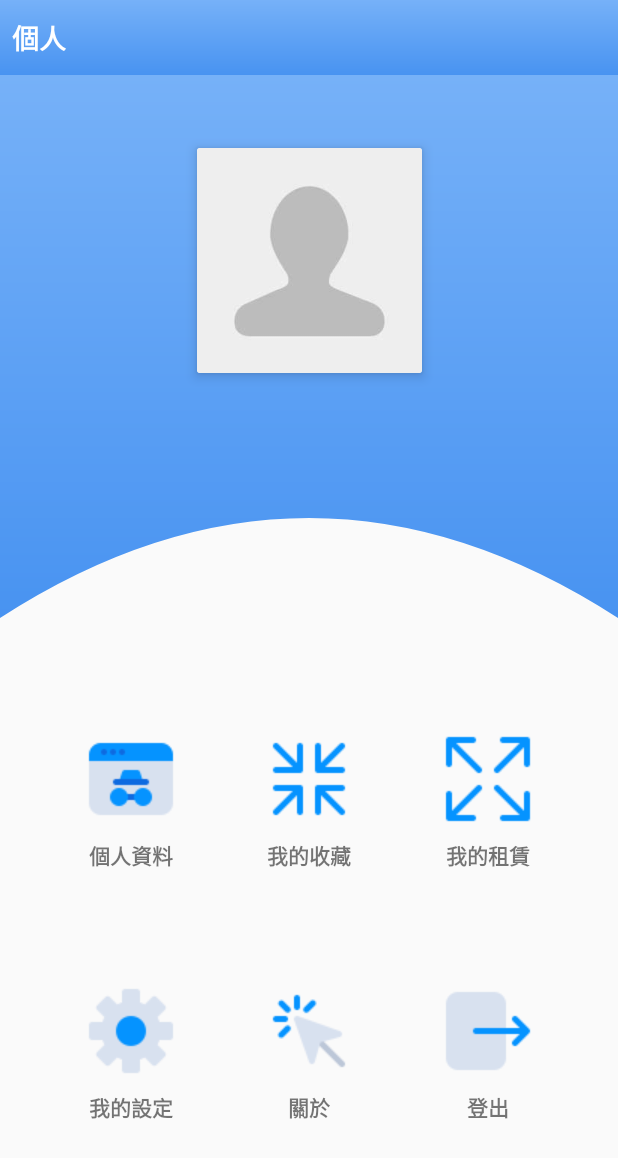
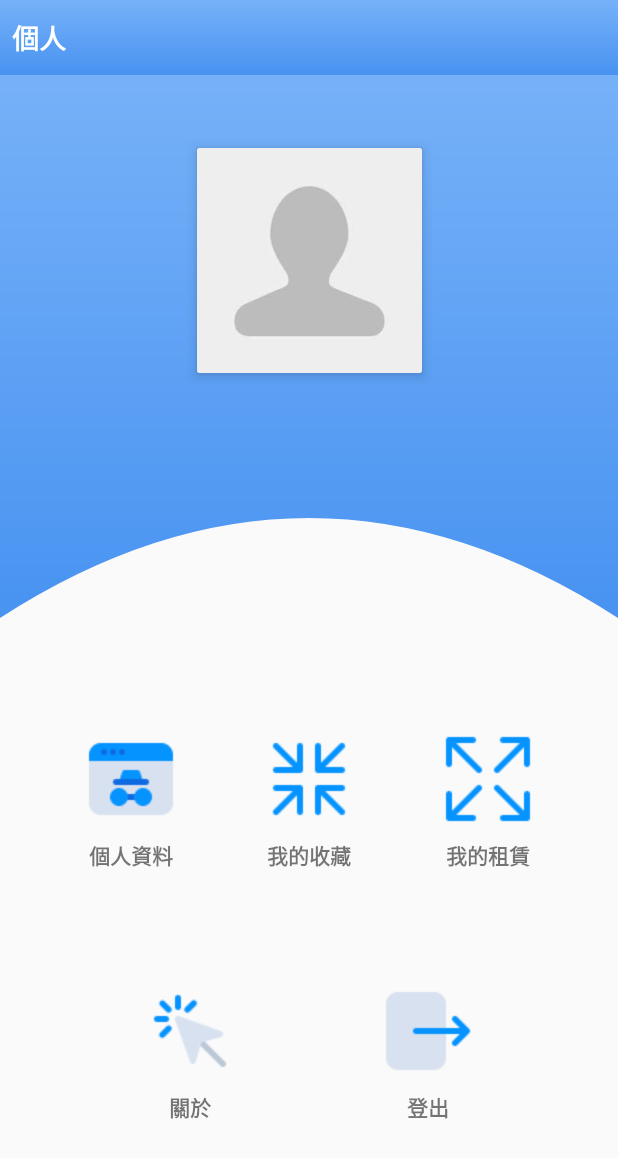
Before and after one commit to WuBingHui/Ecorner, an Android app: the fragment PersonalFragment shown on its own in the app's theme, on a phone screen of 412 x 824 dp. Shown: the top 1158 px of the screen. Run offline under Robolectric (Android 15) with nearby library versions, the phone set to English and light mode, and no system bars; our stand-ins replace RxJava.

Commit message:
Disable MySetting Button

```diff
--- a/app/src/main/res/layout/fragment_personal.xml
+++ b/app/src/main/res/layout/fragment_personal.xml
@@ -64,7 +64,7 @@
         layout="@layout/view_profile"
         android:layout_width="wrap_content"
         android:layout_height="wrap_content"
-        app:layout_constraintBottom_toTopOf="@+id/setting"
+        app:layout_constraintBottom_toTopOf="@+id/about"
         app:layout_constraintEnd_toStartOf="@+id/collect"
         app:layout_constraintStart_toStartOf="parent"
         app:layout_constraintTop_toTopOf="@+id/guideline3" />
@@ -94,6 +94,7 @@
         layout="@layout/view_profile"
         android:layout_width="wrap_content"
         android:layout_height="wrap_content"
+        android:visibility="gone"
         app:layout_constraintBottom_toBottomOf="parent"
         app:layout_constraintEnd_toStartOf="@+id/about"
         app:layout_constraintStart_toStartOf="parent"
@@ -104,10 +105,10 @@
         layout="@layout/view_profile"
         android:layout_width="wrap_content"
         android:layout_height="wrap_content"
-        app:layout_constraintBottom_toBottomOf="@+id/setting"
+        app:layout_constraintBottom_toBottomOf="parent"
         app:layout_constraintEnd_toStartOf="@+id/logout"
         app:layout_constraintStart_toEndOf="@+id/setting"
-        app:layout_constraintTop_toTopOf="@+id/setting" />
+        app:layout_constraintTop_toBottomOf="@+id/personal" />
 
     <include
         android:id="@+id/logout"
```
